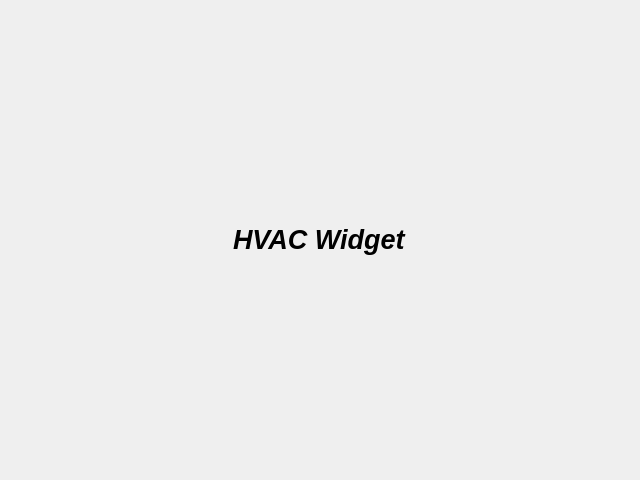
First picture: the form in ui/HVAC.ui, repository suchinton/AGL_Demo_Control_Panel, before the edit.
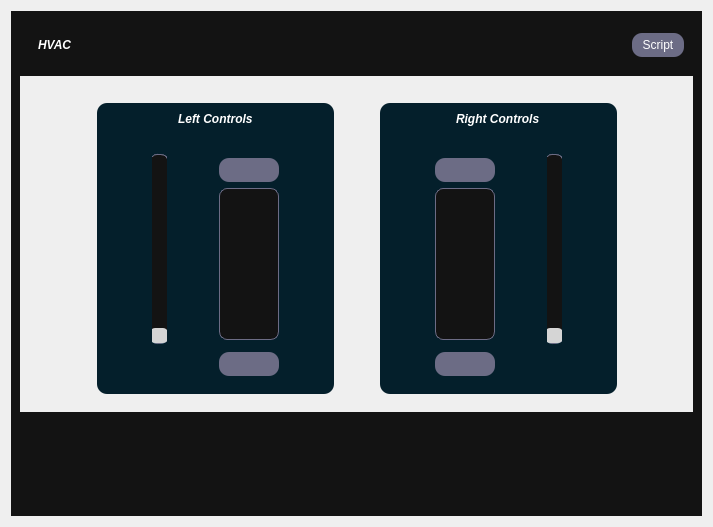
Second picture: the form after the edit. Icons and pictures are not drawn.

Commit message: updated style-sheet and animations

```diff
--- a/ui/HVAC.ui
+++ b/ui/HVAC.ui
@@ -6,27 +6,884 @@
    <rect>
     <x>0</x>
     <y>0</y>
-    <width>640</width>
-    <height>480</height>
+    <width>713</width>
+    <height>527</height>
    </rect>
   </property>
   <property name="windowTitle">
    <string>Form</string>
   </property>
+  <property name="styleSheet">
+   <string notr="true">*{
+	border: none;
+	background-color: transparent;
+	background: none; 
+	padding: 0;
+	margin: 0;
+	color: #fff;
+}
+
+#centralwidget{
+	background-color: #131313 ; /* black */
+}
+
+#centralwidget QPushButton{
+	background-color: #6C6C85 ; /* pastel purple */
+	padding: 5px 10px;
+	border-radius: 10px;
+}
+
+#centralwidget QPushButton:pressed {
+    background-color: #4BD7D6 ; /* light blue */
+}
+
+#centralwidget QSlider::groove:horizontal {
+    border: 1px solid #6C6C85 ; /* pastel purple */
+    height: 15px;
+    border-radius: 8px;
+}
+
+#centralwidget  QSlider::sub-page:horizontal {
+    background-color: #4BD7D6 ; /* light blue */
+    height: 15px;
+    border-radius: 5px;
+}
+
+#centralwidget QSlider::handle:horizontal {
+    background: qlineargradient(x1:0, y1:0, x2:1, y2:1,
+        stop:0 #eee, stop:1 #ccc);
+    border: 1px solid #777;
+    width: 20px;
+    margin-top: -2px;
+    margin-bottom: -2px;
+    border-radius: 8px;
+}
+
+QSlider::sub-page:vertical {
+    background-color: #131313 ; /* black */
+    height: 20px;
+    width: 18px;
+    margin: 2px;
+	border: 1px solid #6C6C85 ; /* pastel purple */
+    border-radius: 8px;
+}
+
+QSlider::groove:vertical {
+    border-radius: 8px;
+    width: 18px;
+    margin: 2px;
+	border: 1px solid #6C6C85 ; /* pastel purple */
+	background-color: #4BD7D6 ; /* light blue */ 
+}
+QSlider::groove:vertical:hover {
+	background-color: rgb(55, 62, 76);
+}
+QSlider::handle:vertical {
+    background-color: #d5d5d5;
+    height: 15px;
+    width: 20px;
+	border-radius: 5px;
+}
+QSlider::handle:vertical:hover {
+    background-color: #6C6C85 ; /* pastel purple */
+}
+QSlider::handle:vertical:pressed {
+    background-color: #4BD7D6 ; /* light blue */ 
+}
+
+
+QScrollBar:horizontal {
+        min-width: 240px;
+        height: 13px;
+    }
+
+    QScrollBar:vertical {
+        min-height: 240px;
+        width: 13px;
+    }
+
+    QScrollBar::groove {
+        background: 2A2827; /* dark grey */
+        border-radius: 5px;
+    }
+
+    QScrollBar::handle {
+        background: #4BD7D6 ; /* light blue */
+        border-radius: 5px;
+    }
+
+    QScrollBar::handle:horizontal {
+        width: 25px;
+    }
+
+    QScrollBar::handle:vertical {
+        height: 25px; scrollAreaWidgetContents 
+    }
+
+#leftControls{
+	background: #041F2B ; /* dark blue */
+	border-radius: 10px;
+}
+
+#rightControls{
+	background: #041F2B ; /* dark blue */
+	border-radius: 10px;
+}
+
+
+/*============================================*/
+
+QListWidget {
+    min-height: 150px;
+    max-height: 150px;
+    background-color: #131313 ; /* black */
+    border: 1px solid #6C6C85 ; /* pastel purple */
+    border-radius: 8px;
+}
+
+QListWidget::item {
+    height: 50px;
+    width: 50px;
+    border-radius:  8px;
+	text-align: center;
+}
+
+QListWidget::item:selected {
+    background-color: #4BD7D6 ; /* light blue */
+    border-radius: 8px;
+}
+
+QListWidget::item:selected:!active {
+    border-width: 0px;
+}
+
+QListWidget::item:selected:active {
+    background-color: #4BD7D6 ; /* light blue */
+}
+
+QListWidget::item:selected:!focus {
+	color: black;
+    border-width: 0px;
+}
+
+QListWidget::item:focus {
+    background-color: #6C6C85 ; /* pastel purple */
+}
+
+QListWidget::item:hover {
+    background-color: #6C6C85 ; /* pastel purple */
+}
+
+</string>
+  </property>
   <layout class="QVBoxLayout" name="verticalLayout">
-   <item alignment="Qt::AlignHCenter|Qt::AlignVCenter">
-    <widget class="QLabel" name="label">
-     <property name="font">
-      <font>
-       <pointsize>20</pointsize>
-       <weight>75</weight>
-       <italic>true</italic>
-       <bold>true</bold>
-      </font>
+   <item>
+    <widget class="QFrame" name="centralwidget">
+     <property name="frameShape">
+      <enum>QFrame::StyledPanel</enum>
      </property>
-     <property name="text">
-      <string>HVAC Widget</string>
+     <property name="frameShadow">
+      <enum>QFrame::Raised</enum>
      </property>
+     <layout class="QVBoxLayout" name="verticalLayout_2">
+      <item>
+       <widget class="QFrame" name="frame_2">
+        <property name="minimumSize">
+         <size>
+          <width>0</width>
+          <height>50</height>
+         </size>
+        </property>
+        <property name="frameShape">
+         <enum>QFrame::StyledPanel</enum>
+        </property>
+        <property name="frameShadow">
+         <enum>QFrame::Raised</enum>
+        </property>
+        <layout class="QHBoxLayout" name="horizontalLayout_2">
+         <item>
+          <widget class="QFrame" name="frame_5">
+           <property name="frameShape">
+            <enum>QFrame::StyledPanel</enum>
+           </property>
+           <property name="frameShadow">
+            <enum>QFrame::Raised</enum>
+           </property>
+           <layout class="QHBoxLayout" name="horizontalLayout_4">
+            <item>
+             <widget class="QLabel" name="label_2">
+              <property name="sizePolicy">
+               <sizepolicy hsizetype="MinimumExpanding" vsizetype="Fixed">
+                <horstretch>0</horstretch>
+                <verstretch>0</verstretch>
+               </sizepolicy>
+              </property>
+              <property name="font">
+               <font>
+                <weight>75</weight>
+                <italic>true</italic>
+                <bold>true</bold>
+               </font>
+              </property>
+              <property name="text">
+               <string>HVAC</string>
+              </property>
+             </widget>
+            </item>
+           </layout>
+          </widget>
+         </item>
+         <item>
+          <widget class="QPushButton" name="scriptBtn">
+           <property name="text">
+            <string>Script</string>
+           </property>
+           <property name="icon">
+            <iconset resource="../assets/res.qrc">
+             <normaloff>:/icons/feather/play-circle.svg</normaloff>:/icons/feather/play-circle.svg</iconset>
+           </property>
+           <property name="iconSize">
+            <size>
+             <width>30</width>
+             <height>30</height>
+            </size>
+           </property>
+          </widget>
+         </item>
+        </layout>
+       </widget>
+      </item>
+      <item>
+       <widget class="QScrollArea" name="scrollArea">
+        <property name="widgetResizable">
+         <bool>true</bool>
+        </property>
+        <widget class="QWidget" name="scrollAreaWidgetContents">
+         <property name="geometry">
+          <rect>
+           <x>0</x>
+           <y>0</y>
+           <width>689</width>
+           <height>415</height>
+          </rect>
+         </property>
+         <layout class="QVBoxLayout" name="verticalLayout_3">
+          <item>
+           <spacer name="verticalSpacer_2">
+            <property name="orientation">
+             <enum>Qt::Vertical</enum>
+            </property>
+            <property name="sizeHint" stdset="0">
+             <size>
+              <width>20</width>
+              <height>40</height>
+             </size>
+            </property>
+           </spacer>
+          </item>
+          <item>
+           <widget class="QFrame" name="frame">
+            <property name="minimumSize">
+             <size>
+              <width>0</width>
+              <height>300</height>
+             </size>
+            </property>
+            <property name="frameShape">
+             <enum>QFrame::StyledPanel</enum>
+            </property>
+            <property name="frameShadow">
+             <enum>QFrame::Raised</enum>
+            </property>
+            <layout class="QGridLayout" name="gridLayout">
+             <item row="0" column="12">
+              <widget class="QFrame" name="rightControls">
+               <property name="minimumSize">
+                <size>
+                 <width>0</width>
+                 <height>0</height>
+                </size>
+               </property>
+               <property name="frameShape">
+                <enum>QFrame::StyledPanel</enum>
+               </property>
+               <property name="frameShadow">
+                <enum>QFrame::Raised</enum>
+               </property>
+               <layout class="QGridLayout" name="gridLayout_3">
+                <item row="1" column="0" colspan="5">
+                 <spacer name="verticalSpacer_4">
+                  <property name="orientation">
+                   <enum>Qt::Vertical</enum>
+                  </property>
+                  <property name="sizeType">
+                   <enum>QSizePolicy::Fixed</enum>
+                  </property>
+                  <property name="sizeHint" stdset="0">
+                   <size>
+                    <width>20</width>
+                    <height>20</height>
+                   </size>
+                  </property>
+                 </spacer>
+                </item>
+                <item row="2" column="0" rowspan="5">
+                 <spacer name="horizontalSpacer_9">
+                  <property name="orientation">
+                   <enum>Qt::Horizontal</enum>
+                  </property>
+                  <property name="sizeHint" stdset="0">
+                   <size>
+                    <width>40</width>
+                    <height>20</height>
+                   </size>
+                  </property>
+                 </spacer>
+                </item>
+                <item row="2" column="4" rowspan="5">
+                 <spacer name="horizontalSpacer_8">
+                  <property name="orientation">
+                   <enum>Qt::Horizontal</enum>
+                  </property>
+                  <property name="sizeHint" stdset="0">
+                   <size>
+                    <width>40</width>
+                    <height>20</height>
+                   </size>
+                  </property>
+                 </spacer>
+                </item>
+                <item row="4" column="1">
+                 <widget class="QListWidget" name="rightTempList">
+                  <property name="sizePolicy">
+                   <sizepolicy hsizetype="Fixed" vsizetype="Fixed">
+                    <horstretch>0</horstretch>
+                    <verstretch>0</verstretch>
+                   </sizepolicy>
+                  </property>
+                  <property name="minimumSize">
+                   <size>
+                    <width>0</width>
+                    <height>152</height>
+                   </size>
+                  </property>
+                  <property name="maximumSize">
+                   <size>
+                    <width>60</width>
+                    <height>152</height>
+                   </size>
+                  </property>
+                  <property name="font">
+                   <font>
+                    <weight>75</weight>
+                    <italic>true</italic>
+                    <bold>true</bold>
+                   </font>
+                  </property>
+                  <property name="focusPolicy">
+                   <enum>Qt::StrongFocus</enum>
+                  </property>
+                  <property name="layoutDirection">
+                   <enum>Qt::LeftToRight</enum>
+                  </property>
+                  <property name="autoFillBackground">
+                   <bool>false</bool>
+                  </property>
+                  <property name="frameShape">
+                   <enum>QFrame::NoFrame</enum>
+                  </property>
+                  <property name="frameShadow">
+                   <enum>QFrame::Plain</enum>
+                  </property>
+                  <property name="verticalScrollBarPolicy">
+                   <enum>Qt::ScrollBarAlwaysOff</enum>
+                  </property>
+                  <property name="horizontalScrollBarPolicy">
+                   <enum>Qt::ScrollBarAlwaysOff</enum>
+                  </property>
+                  <property name="sizeAdjustPolicy">
+                   <enum>QAbstractScrollArea::AdjustToContentsOnFirstShow</enum>
+                  </property>
+                  <property name="editTriggers">
+                   <set>QAbstractItemView::DoubleClicked|QAbstractItemView::EditKeyPressed</set>
+                  </property>
+                  <property name="showDropIndicator" stdset="0">
+                   <bool>false</bool>
+                  </property>
+                  <property name="dragDropMode">
+                   <enum>QAbstractItemView::DragOnly</enum>
+                  </property>
+                  <property name="selectionMode">
+                   <enum>QAbstractItemView::ContiguousSelection</enum>
+                  </property>
+                  <property name="textElideMode">
+                   <enum>Qt::ElideMiddle</enum>
+                  </property>
+                  <property name="verticalScrollMode">
+                   <enum>QAbstractItemView::ScrollPerPixel</enum>
+                  </property>
+                  <property name="movement">
+                   <enum>QListView::Snap</enum>
+                  </property>
+                  <property name="resizeMode">
+                   <enum>QListView::Adjust</enum>
+                  </property>
+                  <property name="layoutMode">
+                   <enum>QListView::SinglePass</enum>
+                  </property>
+                  <property name="spacing">
+                   <number>1</number>
+                  </property>
+                  <property name="viewMode">
+                   <enum>QListView::ListMode</enum>
+                  </property>
+                  <property name="selectionRectVisible">
+                   <bool>true</bool>
+                  </property>
+                  <property name="itemAlignment">
+                   <set>Qt::AlignCenter</set>
+                  </property>
+                 </widget>
+                </item>
+                <item row="6" column="3" alignment="Qt::AlignHCenter">
+                 <widget class="QLabel" name="label_4">
+                  <property name="text">
+                   <string/>
+                  </property>
+                  <property name="pixmap">
+                   <pixmap resource="../assets/res.qrc">:/Images/Images/fan.svg</pixmap>
+                  </property>
+                 </widget>
+                </item>
+                <item row="0" column="0" colspan="5" alignment="Qt::AlignHCenter">
+                 <widget class="QLabel" name="label_6">
+                  <property name="font">
+                   <font>
+                    <weight>75</weight>
+                    <italic>true</italic>
+                    <bold>true</bold>
+                   </font>
+                  </property>
+                  <property name="text">
+                   <string>Right Controls</string>
+                  </property>
+                 </widget>
+                </item>
+                <item row="2" column="2" rowspan="5">
+                 <spacer name="horizontalSpacer_5">
+                  <property name="orientation">
+                   <enum>Qt::Horizontal</enum>
+                  </property>
+                  <property name="sizeType">
+                   <enum>QSizePolicy::Fixed</enum>
+                  </property>
+                  <property name="sizeHint" stdset="0">
+                   <size>
+                    <width>40</width>
+                    <height>20</height>
+                   </size>
+                  </property>
+                 </spacer>
+                </item>
+                <item row="2" column="3" rowspan="4" alignment="Qt::AlignHCenter">
+                 <widget class="QSlider" name="rightFanSpeed_slider">
+                  <property name="orientation">
+                   <enum>Qt::Vertical</enum>
+                  </property>
+                 </widget>
+                </item>
+                <item row="6" column="1">
+                 <widget class="QPushButton" name="rightTempDown">
+                  <property name="text">
+                   <string/>
+                  </property>
+                  <property name="icon">
+                   <iconset resource="../assets/res.qrc">
+                    <normaloff>:/Images/Images/tempDown.svg</normaloff>:/Images/Images/tempDown.svg</iconset>
+                  </property>
+                  <property name="iconSize">
+                   <size>
+                    <width>30</width>
+                    <height>30</height>
+                   </size>
+                  </property>
+                 </widget>
+                </item>
+                <item row="3" column="1" alignment="Qt::AlignTop">
+                 <widget class="QPushButton" name="rightTempUp">
+                  <property name="text">
+                   <string/>
+                  </property>
+                  <property name="icon">
+                   <iconset resource="../assets/res.qrc">
+                    <normaloff>:/Images/Images/tempUp.svg</normaloff>:/Images/Images/tempUp.svg</iconset>
+                  </property>
+                  <property name="iconSize">
+                   <size>
+                    <width>30</width>
+                    <height>30</height>
+                   </size>
+                  </property>
+                 </widget>
+                </item>
+                <item row="7" column="0" colspan="5">
+                 <spacer name="verticalSpacer_6">
+                  <property name="orientation">
+                   <enum>Qt::Vertical</enum>
+                  </property>
+                  <property name="sizeHint" stdset="0">
+                   <size>
+                    <width>20</width>
+                    <height>40</height>
+                   </size>
+                  </property>
+                 </spacer>
+                </item>
+               </layout>
+              </widget>
+             </item>
+             <item row="0" column="5">
+              <spacer name="horizontalSpacer">
+               <property name="orientation">
+                <enum>Qt::Horizontal</enum>
+               </property>
+               <property name="sizeType">
+                <enum>QSizePolicy::Fixed</enum>
+               </property>
+               <property name="sizeHint" stdset="0">
+                <size>
+                 <width>40</width>
+                 <height>20</height>
+                </size>
+               </property>
+              </spacer>
+             </item>
+             <item row="0" column="13">
+              <spacer name="horizontalSpacer_3">
+               <property name="orientation">
+                <enum>Qt::Horizontal</enum>
+               </property>
+               <property name="sizeType">
+                <enum>QSizePolicy::Expanding</enum>
+               </property>
+               <property name="sizeHint" stdset="0">
+                <size>
+                 <width>20</width>
+                 <height>20</height>
+                </size>
+               </property>
+              </spacer>
+             </item>
+             <item row="0" column="2" colspan="2">
+              <widget class="QFrame" name="leftControls">
+               <property name="minimumSize">
+                <size>
+                 <width>0</width>
+                 <height>0</height>
+                </size>
+               </property>
+               <property name="frameShape">
+                <enum>QFrame::StyledPanel</enum>
+               </property>
+               <property name="frameShadow">
+                <enum>QFrame::Raised</enum>
+               </property>
+               <layout class="QGridLayout" name="gridLayout_2">
+                <item row="2" column="1" rowspan="4" alignment="Qt::AlignHCenter">
+                 <widget class="QSlider" name="leftFanSpeed_slider">
+                  <property name="sizePolicy">
+                   <sizepolicy hsizetype="Fixed" vsizetype="Expanding">
+                    <horstretch>0</horstretch>
+                    <verstretch>0</verstretch>
+                   </sizepolicy>
+                  </property>
+                  <property name="orientation">
+                   <enum>Qt::Vertical</enum>
+                  </property>
+                  <property name="invertedAppearance">
+                   <bool>false</bool>
+                  </property>
+                  <property name="invertedControls">
+                   <bool>false</bool>
+                  </property>
+                  <property name="tickPosition">
+                   <enum>QSlider::NoTicks</enum>
+                  </property>
+                  <property name="tickInterval">
+                   <number>0</number>
+                  </property>
+                 </widget>
+                </item>
+                <item row="7" column="0" colspan="5">
+                 <spacer name="verticalSpacer_5">
+                  <property name="orientation">
+                   <enum>Qt::Vertical</enum>
+                  </property>
+                  <property name="sizeHint" stdset="0">
+                   <size>
+                    <width>20</width>
+                    <height>40</height>
+                   </size>
+                  </property>
+                 </spacer>
+                </item>
+                <item row="6" column="1" alignment="Qt::AlignHCenter|Qt::AlignVCenter">
+                 <widget class="QLabel" name="label_3">
+                  <property name="text">
+                   <string/>
+                  </property>
+                  <property name="pixmap">
+                   <pixmap resource="../assets/res.qrc">:/Images/Images/fan.svg</pixmap>
+                  </property>
+                  <property name="scaledContents">
+                   <bool>false</bool>
+                  </property>
+                 </widget>
+                </item>
+                <item row="6" column="3">
+                 <widget class="QPushButton" name="leftTempDown">
+                  <property name="text">
+                   <string/>
+                  </property>
+                  <property name="icon">
+                   <iconset resource="../assets/res.qrc">
+                    <normaloff>:/Images/Images/tempUp.svg</normaloff>:/Images/Images/tempUp.svg</iconset>
+                  </property>
+                  <property name="iconSize">
+                   <size>
+                    <width>30</width>
+                    <height>30</height>
+                   </size>
+                  </property>
+                 </widget>
+                </item>
+                <item row="2" column="4" rowspan="5">
+                 <spacer name="horizontalSpacer_7">
+                  <property name="orientation">
+                   <enum>Qt::Horizontal</enum>
+                  </property>
+                  <property name="sizeHint" stdset="0">
+                   <size>
+                    <width>40</width>
+                    <height>20</height>
+                   </size>
+                  </property>
+                 </spacer>
+                </item>
+                <item row="4" column="3" alignment="Qt::AlignHCenter">
+                 <widget class="QListWidget" name="leftTempList">
+                  <property name="sizePolicy">
+                   <sizepolicy hsizetype="Fixed" vsizetype="Fixed">
+                    <horstretch>0</horstretch>
+                    <verstretch>0</verstretch>
+                   </sizepolicy>
+                  </property>
+                  <property name="minimumSize">
+                   <size>
+                    <width>0</width>
+                    <height>152</height>
+                   </size>
+                  </property>
+                  <property name="maximumSize">
+                   <size>
+                    <width>60</width>
+                    <height>152</height>
+                   </size>
+                  </property>
+                  <property name="font">
+                   <font>
+                    <weight>75</weight>
+                    <italic>true</italic>
+                    <bold>true</bold>
+                   </font>
+                  </property>
+                  <property name="focusPolicy">
+                   <enum>Qt::StrongFocus</enum>
+                  </property>
+                  <property name="layoutDirection">
+                   <enum>Qt::LeftToRight</enum>
+                  </property>
+                  <property name="autoFillBackground">
+                   <bool>false</bool>
+                  </property>
+                  <property name="frameShape">
+                   <enum>QFrame::NoFrame</enum>
+                  </property>
+                  <property name="frameShadow">
+                   <enum>QFrame::Plain</enum>
+                  </property>
+                  <property name="verticalScrollBarPolicy">
+                   <enum>Qt::ScrollBarAlwaysOff</enum>
+                  </property>
+                  <property name="horizontalScrollBarPolicy">
+                   <enum>Qt::ScrollBarAlwaysOff</enum>
+                  </property>
+                  <property name="sizeAdjustPolicy">
+                   <enum>QAbstractScrollArea::AdjustToContentsOnFirstShow</enum>
+                  </property>
+                  <property name="editTriggers">
+                   <set>QAbstractItemView::DoubleClicked|QAbstractItemView::EditKeyPressed</set>
+                  </property>
+                  <property name="showDropIndicator" stdset="0">
+                   <bool>false</bool>
+                  </property>
+                  <property name="dragDropMode">
+                   <enum>QAbstractItemView::DragOnly</enum>
+                  </property>
+                  <property name="selectionMode">
+                   <enum>QAbstractItemView::SingleSelection</enum>
+                  </property>
+                  <property name="textElideMode">
+                   <enum>Qt::ElideMiddle</enum>
+                  </property>
+                  <property name="verticalScrollMode">
+                   <enum>QAbstractItemView::ScrollPerPixel</enum>
+                  </property>
+                  <property name="movement">
+                   <enum>QListView::Snap</enum>
+                  </property>
+                  <property name="isWrapping" stdset="0">
+                   <bool>false</bool>
+                  </property>
+                  <property name="resizeMode">
+                   <enum>QListView::Adjust</enum>
+                  </property>
+                  <property name="layoutMode">
+                   <enum>QListView::SinglePass</enum>
+                  </property>
+                  <property name="spacing">
+                   <number>1</number>
+                  </property>
+                  <property name="viewMode">
+                   <enum>QListView::ListMode</enum>
+                  </property>
+                  <property name="uniformItemSizes">
+                   <bool>true</bool>
+                  </property>
+                  <property name="selectionRectVisible">
+                   <bool>true</bool>
+                  </property>
+                  <property name="itemAlignment">
+                   <set>Qt::AlignCenter</set>
+                  </property>
+                 </widget>
+                </item>
+                <item row="1" column="0" colspan="5">
+                 <spacer name="verticalSpacer_3">
+                  <property name="orientation">
+                   <enum>Qt::Vertical</enum>
+                  </property>
+                  <property name="sizeType">
+                   <enum>QSizePolicy::Fixed</enum>
+                  </property>
+                  <property name="sizeHint" stdset="0">
+                   <size>
+                    <width>20</width>
+                    <height>20</height>
+                   </size>
+                  </property>
+                 </spacer>
+                </item>
+                <item row="2" column="0" rowspan="5">
+                 <spacer name="horizontalSpacer_6">
+                  <property name="orientation">
+                   <enum>Qt::Horizontal</enum>
+                  </property>
+                  <property name="sizeHint" stdset="0">
+                   <size>
+                    <width>40</width>
+                    <height>20</height>
+                   </size>
+                  </property>
+                 </spacer>
+                </item>
+                <item row="3" column="3">
+                 <widget class="QPushButton" name="leftTempUp">
+                  <property name="text">
+                   <string/>
+                  </property>
+                  <property name="icon">
+                   <iconset resource="../assets/res.qrc">
+                    <normaloff>:/Images/Images/tempUp.svg</normaloff>:/Images/Images/tempUp.svg</iconset>
+                  </property>
+                  <property name="iconSize">
+                   <size>
+                    <width>30</width>
+                    <height>30</height>
+                   </size>
+                  </property>
+                 </widget>
+                </item>
+                <item row="0" column="0" colspan="5" alignment="Qt::AlignHCenter">
+                 <widget class="QLabel" name="label">
+                  <property name="font">
+                   <font>
+                    <weight>75</weight>
+                    <italic>true</italic>
+                    <bold>true</bold>
+                   </font>
+                  </property>
+                  <property name="text">
+                   <string>Left Controls</string>
+                  </property>
+                 </widget>
+                </item>
+                <item row="2" column="2" rowspan="5">
+                 <spacer name="horizontalSpacer_4">
+                  <property name="orientation">
+                   <enum>Qt::Horizontal</enum>
+                  </property>
+                  <property name="sizeType">
+                   <enum>QSizePolicy::Fixed</enum>
+                  </property>
+                  <property name="sizeHint" stdset="0">
+                   <size>
+                    <width>40</width>
+                    <height>20</height>
+                   </size>
+                  </property>
+                 </spacer>
+                </item>
+               </layout>
+              </widget>
+             </item>
+             <item row="0" column="0">
+              <spacer name="horizontalSpacer_2">
+               <property name="orientation">
+                <enum>Qt::Horizontal</enum>
+               </property>
+               <property name="sizeType">
+                <enum>QSizePolicy::Expanding</enum>
+               </property>
+               <property name="sizeHint" stdset="0">
+                <size>
+                 <width>20</width>
+                 <height>20</height>
+                </size>
+               </property>
+              </spacer>
+             </item>
+            </layout>
+           </widget>
+          </item>
+         </layout>
+        </widget>
+       </widget>
+      </item>
+      <item>
+       <spacer name="verticalSpacer">
+        <property name="orientation">
+         <enum>Qt::Vertical</enum>
+        </property>
+        <property name="sizeHint" stdset="0">
+         <size>
+          <width>20</width>
+          <height>40</height>
+         </size>
+        </property>
+       </spacer>
+      </item>
+     </layout>
     </widget>
    </item>
   </layout>
```
Left out of the diff: 8 changed lines with no effect on the pictures. The commit also changes 4 other files.
